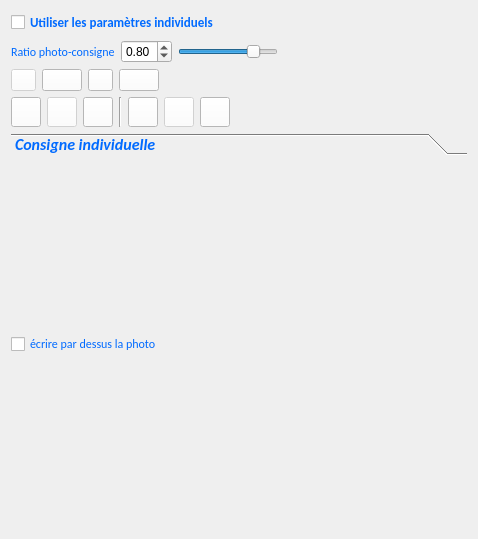
Old version of the form PhotosConsigne/ui/IndividualConsign.ui in the repository FlorianLance/PhotosConsigne.
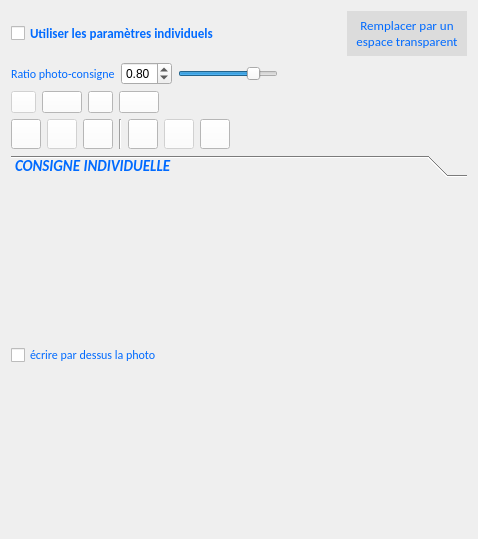
New version of the form. Icons and pictures are not drawn.

```diff
--- a/PhotosConsigne/ui/IndividualConsign.ui
+++ b/PhotosConsigne/ui/IndividualConsign.ui
@@ -55,6 +55,47 @@
        </property>
       </spacer>
      </item>
+     <item>
+      <widget class="QPushButton" name="pbInsertWhiteSpace">
+       <property name="minimumSize">
+        <size>
+         <width>120</width>
+         <height>45</height>
+        </size>
+       </property>
+       <property name="styleSheet">
+        <string notr="true">
+
+QPushButton {
+    font: 10pt Calibri;  
+
+	color : rgb(0,106,255);
+	border-style: outset;
+    background-color:  rgb(220,220,220);
+
+ }
+ 
+ QPushButton:pressed {
+ background-color: white;
+     background-color: qlineargradient(x1: 0, y1: 0, x2: 0, y2: 1,
+                                       stop: 0 #f6f7fa, stop: 1 #dadbde);
+
+ }
+ 
+
+
+QPushButton:hover:!pressed
+{
+     background-color: qlineargradient(x1: 0, y1: 0, x2: 0, y2: 1,
+                                       stop: 0 #dadbde, stop: 1 #f6f7fa);
+}</string>
+       </property>
+       <property name="text">
+        <string>Remplacer par un 
+espace transparent</string>
+       </property>
+      </widget>
+     </item>
     </layout>
    </item>
    <item>
@@ -755,13 +796,14 @@
      <property name="styleSheet">
       <string notr="true">
 QToolBox::tab:selected { /* italicize selected tabs */
-	font-weight: bold;
-	font-style: italic;
     color : rgb(0,106,255);
 	qproperty-alignment: AlignCenter;
+    font: italic bold 11pt Calibri;
+	
 }
 
 
+
 QToolBox::tab{
 
     background: qlineargradient(x1: 0, y1: 0, x2: 0, y2: 1,
@@ -791,12 +833,12 @@
        <rect>
         <x>0</x>
         <y>0</y>
-        <width>456</width>
-        <height>343</height>
+        <width>460</width>
+        <height>335</height>
        </rect>
       </property>
       <attribute name="label">
-       <string>Consigne individuelle</string>
+       <string>CONSIGNE INDIVIDUELLE</string>
       </attribute>
       <layout class="QVBoxLayout" name="vlIndividualConsign">
        <property name="leftMargin">
```
